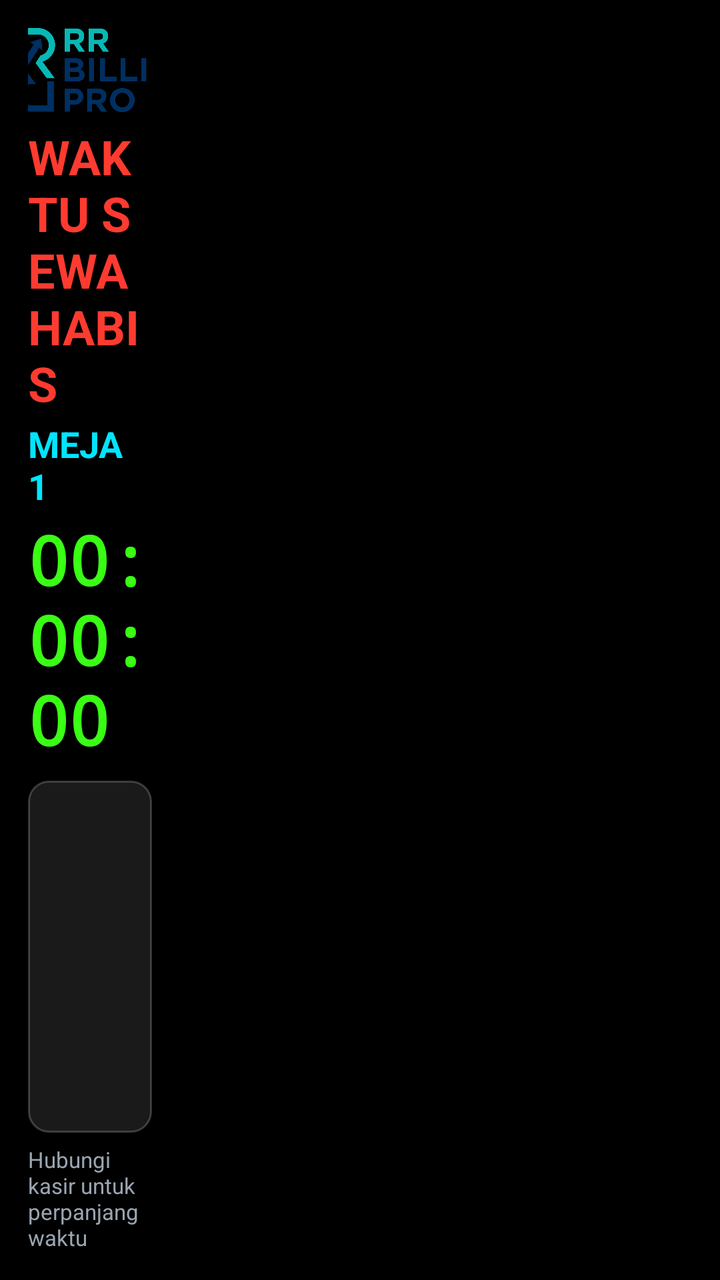
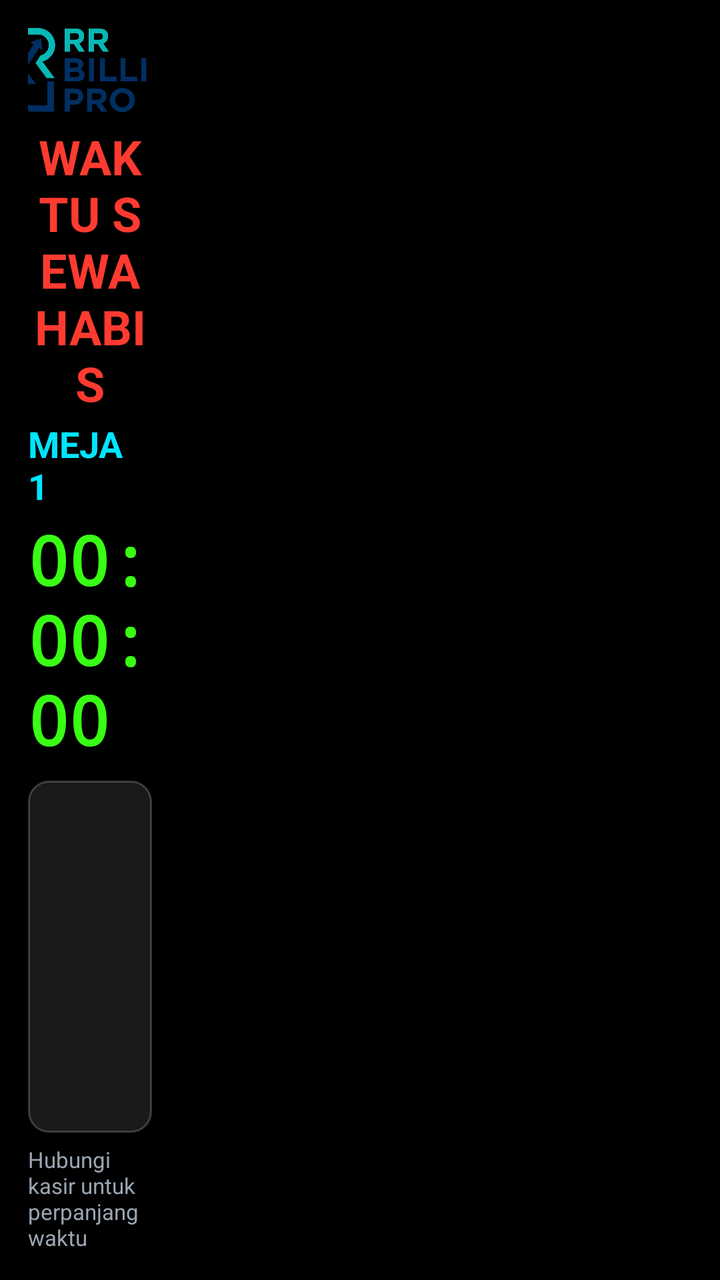

Compare the two renders of this Android layout. The source of the first and the diff that turns it into the second are given below.
<!-- AndroidManifest.xml: activity theme Theme.RRBillingTV.Fullscreen -->
<!-- res/layout/activity_lock_screen.xml -->
<?xml version="1.0" encoding="utf-8"?>
<FrameLayout xmlns:android="http://schemas.android.com/apk/res/android"
    android:id="@+id/lock_root"
    android:layout_width="match_parent"
    android:layout_height="match_parent"
    android:background="#FF000000">

    <LinearLayout
        android:id="@+id/ll_lock_row"
        android:layout_width="match_parent"
        android:layout_height="match_parent"
        android:orientation="horizontal">

        
        <LinearLayout
            android:id="@+id/ll_lock_content"
            android:layout_width="0dp"
            android:layout_height="match_parent"
            android:layout_weight="1"
            android:orientation="vertical"
            android:gravity="center"
            android:padding="14dp">

            <ImageView
                android:id="@+id/iv_logo"
                android:layout_width="110dp"
                android:layout_height="wrap_content"
                android:adjustViewBounds="true"
                android:scaleType="fitCenter"
                android:src="@drawable/logo_lock"
                android:contentDescription="Logo" />

            <TextView
                android:id="@+id/tv_lock_title"
                android:layout_width="wrap_content"
                android:layout_height="wrap_content"
                android:layout_marginTop="6dp"
                android:text="WAKTU SEWA HABIS"
                android:textColor="@color/neon_red"
                android:textSize="24sp"
                android:textStyle="bold" />

            <TextView
                android:id="@+id/tv_meja"
                android:layout_width="wrap_content"
                android:layout_height="wrap_content"
                android:layout_marginTop="2dp"
                android:text="MEJA 1"
                android:textColor="@color/neon_cyan"
                android:textSize="18sp"
                android:textStyle="bold" />

            <TextView
                android:id="@+id/tv_timer"
                android:layout_width="wrap_content"
                android:layout_height="wrap_content"
                android:layout_marginTop="2dp"
                android:text="00:00:00"
                android:textColor="@color/neon_green"
                android:textSize="34sp"
                android:textStyle="bold"
                android:typeface="monospace" />

            
            <ScrollView
                android:layout_width="match_parent"
                android:layout_height="0dp"
                android:layout_weight="1"
                android:layout_marginTop="8dp"
                android:background="@drawable/bg_lock_bill"
                android:padding="10dp"
                android:scrollbars="none">

                <LinearLayout
                    android:id="@+id/ll_bill_rows"
                    android:layout_width="match_parent"
                    android:layout_height="wrap_content"
                    android:orientation="vertical" />
            </ScrollView>

            <TextView
                android:layout_width="wrap_content"
                android:layout_height="wrap_content"
                android:layout_marginTop="6dp"
                android:text="Hubungi kasir untuk perpanjang waktu"
                android:textColor="@color/text_muted"
                android:textSize="11sp" />

        </LinearLayout>

        
        <FrameLayout
            android:id="@+id/fl_lock_video"
            android:layout_width="0dp"
            android:layout_height="match_parent"
            android:layout_weight="3"
            android:background="#FF000000">

            <TextView
                android:id="@+id/tv_lock_video_info"
                android:layout_width="match_parent"
                android:layout_height="wrap_content"
                android:layout_gravity="center"
                android:gravity="center"
                android:text="TV sedang tidur\nHubungi kasir untuk melanjutkan"
                android:textColor="@color/text_muted"
                android:textSize="16sp"
                android:visibility="gone" />
        </FrameLayout>
    </LinearLayout>
</FrameLayout>
<!-- resources referenced by this layout -->
<resources>
  <color name="neon_cyan">#FF00E5FF</color>
  <color name="neon_green">#FF39FF14</color>
  <color name="neon_red">#FFFF3B30</color>
  <color name="text_muted">#FF9AA5B1</color>
  <!-- drawable bg_lock_bill (drawable) -->
  <?xml version="1.0" encoding="utf-8"?>
  <shape xmlns:android="http://schemas.android.com/apk/res/android"
      android:shape="rectangle">
      <solid android:color="#1AFFFFFF" />
      <stroke
          android:width="1dp"
          android:color="#33FFFFFF" />
      <corners android:radius="10dp" />
  </shape>
  <!-- drawable logo_lock: png bitmap (drawable, 62330 bytes) -->
  <style name="Theme.RRBillingTV.Fullscreen">
          <item name="android:windowBackground">@android:color/black</item>
          <item name="android:windowFullscreen">true</item>
          <item name="android:windowNoTitle">true</item>
          <item name="android:statusBarColor">@android:color/black</item>
          <item name="android:navigationBarColor">@android:color/black</item>
      </style>
</resources>

<!-- the commit's change to res/layout/activity_lock_screen.xml (unified diff, before → after) -->
@@ -32,13 +32,28 @@
 
             <TextView
                 android:id="@+id/tv_lock_title"
-                android:layout_width="wrap_content"
+                android:layout_width="match_parent"
                 android:layout_height="wrap_content"
                 android:layout_marginTop="6dp"
+                android:gravity="center"
                 android:text="WAKTU SEWA HABIS"
                 android:textColor="@color/neon_red"
                 android:textSize="24sp"
                 android:textStyle="bold" />
+
+            <TextView
+                android:id="@+id/tv_lock_notice"
+                android:layout_width="match_parent"
+                android:layout_height="wrap_content"
+                android:layout_marginTop="4dp"
+                android:gravity="center"
+                android:paddingLeft="8dp"
+                android:paddingRight="8dp"
+                android:text="Silahkan tambah sesi waktu anda."
+                android:textColor="@color/neon_yellow"
+                android:textSize="16sp"
+                android:textStyle="bold"
+                android:visibility="gone" />
 
             <TextView
                 android:id="@+id/tv_meja"
@@ -96,6 +111,14 @@
             android:layout_weight="3"
             android:background="#FF000000">
 
+            <ImageView
+                android:id="@+id/iv_lock_image"
+                android:layout_width="match_parent"
+                android:layout_height="match_parent"
+                android:scaleType="centerCrop"
+                android:visibility="gone"
+                android:contentDescription="Gambar lockscreen" />
+
             <TextView
                 android:id="@+id/tv_lock_video_info"
                 android:layout_width="match_parent"
<!-- resource entries referenced after the edit -->
@@ -3,6 +3,7 @@
   <color name="neon_cyan">#FF00E5FF</color>
   <color name="neon_green">#FF39FF14</color>
   <color name="neon_red">#FFFF3B30</color>
+  <color name="neon_yellow">#FFFFEB3B</color>
   <color name="text_muted">#FF9AA5B1</color>
   <!-- drawable bg_lock_bill (drawable) -->
   <?xml version="1.0" encoding="utf-8"?>
@@ -21,6 +22,8 @@
           <item name="android:windowNoTitle">true</item>
           <item name="android:statusBarColor">@android:color/black</item>
           <item name="android:navigationBarColor">@android:color/black</item>
+          
+          <item name="android:windowDisablePreview">true</item>
       </style>
 </resources>
 
